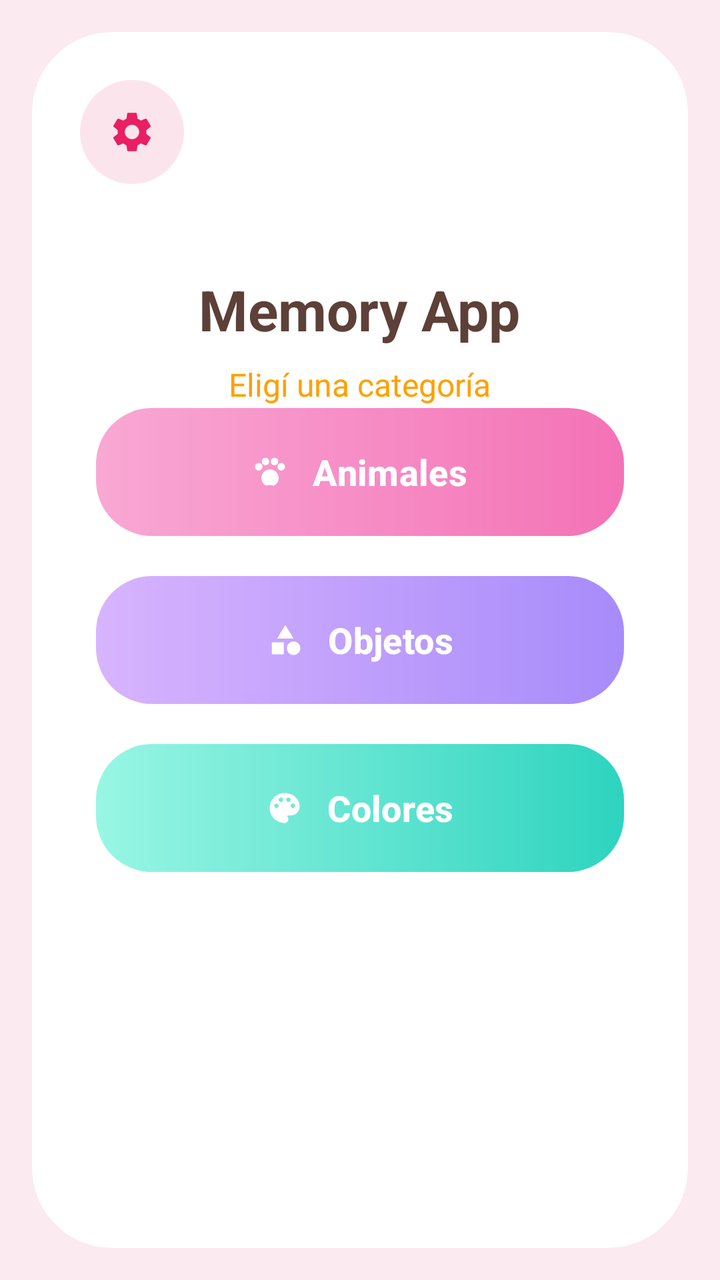
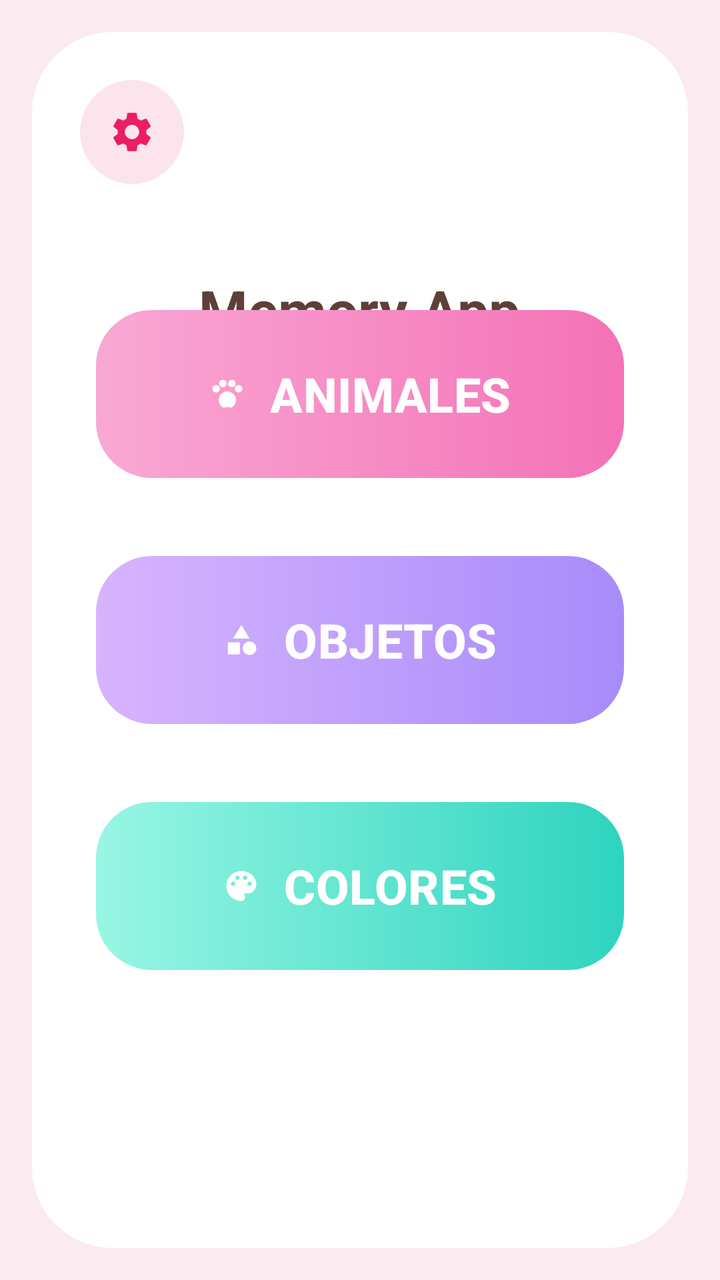

The first picture is an Android layout as it rendered before a commit; the second is the same layout after the commit. The layout source and the unified diff follow.
<!-- AndroidManifest.xml: application theme Theme.MemoryPract -->
<!-- res/layout/activity_main.xml -->
<?xml version="1.0" encoding="utf-8"?>
<RelativeLayout xmlns:android="http://schemas.android.com/apk/res/android"
    xmlns:app="http://schemas.android.com/apk/res-auto"
    android:id="@+id/main"
    android:layout_width="match_parent"
    android:layout_height="match_parent"
    android:background="@color/bg_main">

    <androidx.cardview.widget.CardView
        android:layout_width="match_parent"
        android:layout_height="match_parent"
        android:layout_margin="16dp"
        app:cardCornerRadius="40dp"
        app:cardElevation="0dp"
        app:cardBackgroundColor="#FFFFFF">

        <RelativeLayout
            android:layout_width="match_parent"
            android:layout_height="match_parent">

            
            <androidx.appcompat.widget.AppCompatImageButton
                android:id="@+id/btnSettings"
                android:layout_width="52dp"
                android:layout_height="52dp"
                android:layout_alignParentTop="true"
                android:layout_alignParentStart="true"
                android:layout_margin="24dp"
                android:background="@drawable/bg_settings_icon"
                android:src="@drawable/ic_settings"
                android:padding="14dp"
                android:tint="@color/settings_icon"
                android:contentDescription="@string/settings_desc" />

            
            <LinearLayout
                android:id="@+id/headerLayout"
                android:layout_width="wrap_content"
                android:layout_height="wrap_content"
                android:layout_centerHorizontal="true"
                android:layout_marginTop="120dp"
                android:orientation="vertical"
                android:gravity="center">

                <TextView
                    android:layout_width="wrap_content"
                    android:layout_height="wrap_content"
                    android:text="Memory App"
                    android:textSize="28sp"
                    android:textStyle="bold"
                    android:textColor="@color/title_color" />

                <TextView
                    android:layout_width="wrap_content"
                    android:layout_height="wrap_content"
                    android:layout_marginTop="8dp"
                    android:text="@string/choose_category"
                    android:textSize="16sp"
                    android:textColor="@color/subtitle_color" />

            </LinearLayout>

            
            <LinearLayout
                android:layout_width="match_parent"
                android:layout_height="wrap_content"
                android:layout_centerInParent="true"
                android:layout_marginHorizontal="32dp"
                android:orientation="vertical">

                <com.google.android.material.button.MaterialButton
                    android:id="@+id/btnAnimales"
                    android:layout_width="match_parent"
                    android:layout_height="64dp"
                    android:background="@drawable/bg_button_animales"
                    app:backgroundTint="@null"
                    android:text="@string/category_animales"
                    android:textColor="#FFFFFF"
                    android:textSize="18sp"
                    android:textStyle="bold"
                    android:textAllCaps="false"
                    app:icon="@drawable/ic_paw"
                    app:iconTint="#FFFFFF"
                    app:iconGravity="textStart"
                    app:iconPadding="12dp"
                    app:cornerRadius="32dp"
                    android:elevation="4dp" />

                <com.google.android.material.button.MaterialButton
                    android:id="@+id/btnObjetos"
                    android:layout_width="match_parent"
                    android:layout_height="64dp"
                    android:layout_marginTop="20dp"
                    android:background="@drawable/bg_button_objetos"
                    app:backgroundTint="@null"
                    android:text="@string/category_objetos"
                    android:textColor="#FFFFFF"
                    android:textSize="18sp"
                    android:textStyle="bold"
                    android:textAllCaps="false"
                    app:icon="@drawable/ic_shapes"
                    app:iconTint="#FFFFFF"
                    app:iconGravity="textStart"
                    app:iconPadding="12dp"
                    app:cornerRadius="32dp"
                    android:elevation="4dp" />

                <com.google.android.material.button.MaterialButton
                    android:id="@+id/btnColores"
                    android:layout_width="match_parent"
                    android:layout_height="64dp"
                    android:layout_marginTop="20dp"
                    android:background="@drawable/bg_button_colores"
                    app:backgroundTint="@null"
                    android:text="@string/category_colores"
                    android:textColor="#FFFFFF"
                    android:textSize="18sp"
                    android:textStyle="bold"
                    android:textAllCaps="false"
                    app:icon="@drawable/ic_palette"
                    app:iconTint="#FFFFFF"
                    app:iconGravity="textStart"
                    app:iconPadding="12dp"
                    app:cornerRadius="32dp"
                    android:elevation="4dp" />

            </LinearLayout>

        </RelativeLayout>

    </androidx.cardview.widget.CardView>

</RelativeLayout>
<!-- resources referenced by this layout -->
<resources>
  <color name="bg_main">#FBEAF0</color>
  <color name="settings_icon">#E91E63</color>
  <color name="subtitle_color">#FFA000</color>
  <color name="title_color">#5D4037</color>
  <!-- drawable bg_button_animales (drawable) -->
  <?xml version="1.0" encoding="utf-8"?>
  <shape xmlns:android="http://schemas.android.com/apk/res/android">
      <gradient
          android:startColor="@color/btn_animales_start"
          android:endColor="@color/btn_animales_end"
          android:angle="0" />
      <corners android:radius="28dp" />
  </shape>
  <!-- drawable bg_button_colores (drawable) -->
  <?xml version="1.0" encoding="utf-8"?>
  <shape xmlns:android="http://schemas.android.com/apk/res/android">
      <gradient
          android:startColor="@color/btn_colores_start"
          android:endColor="@color/btn_colores_end"
          android:angle="0" />
      <corners android:radius="28dp" />
  </shape>
  <!-- drawable bg_button_objetos (drawable) -->
  <?xml version="1.0" encoding="utf-8"?>
  <shape xmlns:android="http://schemas.android.com/apk/res/android">
      <gradient
          android:startColor="@color/btn_objetos_start"
          android:endColor="@color/btn_objetos_end"
          android:angle="0" />
      <corners android:radius="28dp" />
  </shape>
  <!-- drawable bg_settings_icon (drawable) -->
  <?xml version="1.0" encoding="utf-8"?>
  <shape xmlns:android="http://schemas.android.com/apk/res/android"
      android:shape="oval">
      <solid android:color="@color/settings_bg" />
  </shape>
  <!-- drawable ic_palette (drawable) -->
  <vector xmlns:android="http://schemas.android.com/apk/res/android"
      android:width="24dp"
      android:height="24dp"
      android:viewportWidth="24"
      android:viewportHeight="24">
      <path
          android:fillColor="#000000"
          android:pathData="M12,2C6.49,2 2,6.49 2,12s4.49,10 10,10c1.38,0 2.5,-1.12 2.5,-2.5c0,-0.61 -0.23,-1.21 -0.64,-1.67c-0.08,-0.1 -0.13,-0.21 -0.13,-0.33c0,-0.28 0.22,-0.5 0.5,-0.5H16c3.31,0 6,-2.69 6,-6C22,6.04 17.51,2 12,2zM6.5,12c-0.83,0 -1.5,-0.67 -1.5,-1.5S5.67,9 6.5,9S8,9.67 8,10.5S7.33,12 6.5,12zM9.5,8C8.67,8 8,7.33 8,6.5S8.67,5 9.5,5S11,5.67 11,6.5S10.33,8 9.5,8zM14.5,8C13.67,8 13,7.33 13,6.5S13.67,5 14.5,5S16,5.67 16,6.5S15.33,8 14.5,8zM17.5,12c-0.83,0 -1.5,-0.67 -1.5,-1.5S16.67,9 17.5,9S19,9.67 19,10.5S18.33,12 17.5,12z"/>
  </vector>
  <!-- drawable ic_shapes (drawable) -->
  <vector xmlns:android="http://schemas.android.com/apk/res/android"
      android:width="24dp"
      android:height="24dp"
      android:viewportWidth="24"
      android:viewportHeight="24">
      <path
          android:fillColor="#000000"
          android:pathData="M12,2l-5.5,9h11L12,2zM17.5,13c-2.49,0 -4.5,2.01 -4.5,4.5s2.01,4.5 4.5,4.5s4.5,-2.01 4.5,-4.5s-2.01,-4.5 -4.5,-4.5zM3,21.5h8v-8L3,13.5v8z"/>
  </vector>
  <string name="category_animales">Animales</string>
  <string name="category_colores">Colores</string>
  <string name="category_objetos">Objetos</string>
  <string name="choose_category">Eligí una categoría</string>
  <string name="settings_desc">Configuración</string>
  <style name="Theme.MemoryPract" parent="Base.Theme.MemoryPract" />
  <color name="btn_animales_start">#F9A8D4</color>
  <color name="btn_animales_end">#F472B6</color>
  <color name="btn_colores_start">#99F6E4</color>
  <color name="btn_colores_end">#2DD4BF</color>
  <color name="btn_objetos_start">#D8B4FE</color>
  <color name="btn_objetos_end">#A78BFA</color>
  <color name="settings_bg">#FCE4EC</color>
  <style name="Base.Theme.MemoryPract" parent="Theme.Material3.DayNight.NoActionBar">
          
          
      </style>
  <!-- unchanged entries left out for length: 2 -->
</resources>

<!-- the commit's change to res/layout/activity_main.xml (unified diff, before → after) -->
@@ -71,58 +71,60 @@
                 <com.google.android.material.button.MaterialButton
                     android:id="@+id/btnAnimales"
                     android:layout_width="match_parent"
-                    android:layout_height="64dp"
+                    android:layout_height="84dp"
+                    android:layout_marginBottom="19dp"
                     android:background="@drawable/bg_button_animales"
+                    android:elevation="4dp"
+                    android:text="@string/category_animales"
+                    android:textAllCaps="false"
+                    android:textColor="#FFFFFF"
+                    android:textSize="24sp"
+                    android:textStyle="bold"
                     app:backgroundTint="@null"
-                    android:text="@string/category_animales"
-                    android:textColor="#FFFFFF"
-                    android:textSize="18sp"
-                    android:textStyle="bold"
-                    android:textAllCaps="false"
+                    app:cornerRadius="32dp"
                     app:icon="@drawable/ic_paw"
-                    app:iconTint="#FFFFFF"
                     app:iconGravity="textStart"
                     app:iconPadding="12dp"
-                    app:cornerRadius="32dp"
-                    android:elevation="4dp" />
+                    app:iconTint="#FFFFFF" />
 
                 <com.google.android.material.button.MaterialButton
                     android:id="@+id/btnObjetos"
                     android:layout_width="match_parent"
-                    android:layout_height="64dp"
+                    android:layout_height="84dp"
                     android:layout_marginTop="20dp"
+                    android:layout_marginBottom="19dp"
                     android:background="@drawable/bg_button_objetos"
+                    android:elevation="4dp"
+                    android:text="@string/category_objetos"
+                    android:textAllCaps="false"
+                    android:textColor="#FFFFFF"
+                    android:textSize="24sp"
+                    android:textStyle="bold"
                     app:backgroundTint="@null"
-                    android:text="@string/category_objetos"
-                    android:textColor="#FFFFFF"
-                    android:textSize="18sp"
-                    android:textStyle="bold"
-                    android:textAllCaps="false"
+                    app:cornerRadius="32dp"
                     app:icon="@drawable/ic_shapes"
-                    app:iconTint="#FFFFFF"
                     app:iconGravity="textStart"
                     app:iconPadding="12dp"
-                    app:cornerRadius="32dp"
-                    android:elevation="4dp" />
+                    app:iconTint="#FFFFFF" />
 
                 <com.google.android.material.button.MaterialButton
                     android:id="@+id/btnColores"
                     android:layout_width="match_parent"
-                    android:layout_height="64dp"
+                    android:layout_height="84dp"
                     android:layout_marginTop="20dp"
                     android:background="@drawable/bg_button_colores"
+                    android:elevation="4dp"
+                    android:text="@string/category_colores"
+                    android:textAllCaps="false"
+                    android:textColor="#FFFFFF"
+                    android:textSize="24sp"
+                    android:textStyle="bold"
                     app:backgroundTint="@null"
-                    android:text="@string/category_colores"
-                    android:textColor="#FFFFFF"
-                    android:textSize="18sp"
-                    android:textStyle="bold"
-                    android:textAllCaps="false"
+                    app:cornerRadius="32dp"
                     app:icon="@drawable/ic_palette"
-                    app:iconTint="#FFFFFF"
                     app:iconGravity="textStart"
                     app:iconPadding="12dp"
-                    app:cornerRadius="32dp"
-                    android:elevation="4dp" />
+                    app:iconTint="#FFFFFF" />
 
             </LinearLayout>
 
<!-- resource entries referenced after the edit -->
@@ -57,9 +57,9 @@
           android:fillColor="#000000"
           android:pathData="M12,2l-5.5,9h11L12,2zM17.5,13c-2.49,0 -4.5,2.01 -4.5,4.5s2.01,4.5 4.5,4.5s4.5,-2.01 4.5,-4.5s-2.01,-4.5 -4.5,-4.5zM3,21.5h8v-8L3,13.5v8z"/>
   </vector>
-  <string name="category_animales">Animales</string>
-  <string name="category_colores">Colores</string>
-  <string name="category_objetos">Objetos</string>
+  <string name="category_animales">ANIMALES</string>
+  <string name="category_colores">COLORES</string>
+  <string name="category_objetos">OBJETOS</string>
   <string name="choose_category">Eligí una categoría</string>
   <string name="settings_desc">Configuración</string>
   <style name="Theme.MemoryPract" parent="Base.Theme.MemoryPract" />
